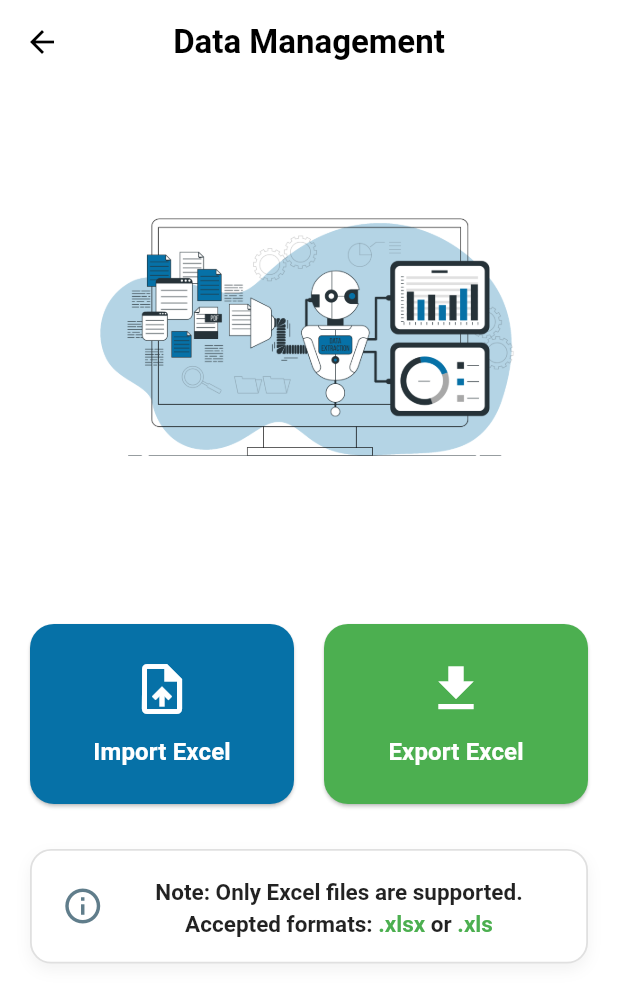
After one commit to Ali-Abdelnaser/Registrations-, a Flutter app: the DataManagementScreen screen opened directly, on a phone screen of 412 x 824 dp. The commit adds this screen. Shown: the top 1003 px of the screen. Run offline on Flutter 3.47's test engine with Material 3 defaults, Android fonts, the light colour scheme and no system bars; our stand-ins replace bloc, connectivity_plus, equatable, file_picker, flutter_bloc, flutter_svg and 3 more; missing offline and left inert: excel, mobile_scanner; accounts and stored records are empty; project files that could hold a hidden picture were left out.

Commit message:
Add Data Management Screen

```diff
--- /dev/null
+++ b/lib/presentation/screens/Data Management/data_management_screen.dart
@@ -0,0 +1,289 @@
+import 'package:flutter/material.dart';
+import 'package:flutter_bloc/flutter_bloc.dart';
+import 'package:file_picker/file_picker.dart';
+import 'package:registration/Logic/cubit/attendes_cubit.dart';
+import 'package:registration/Logic/cubit/attendes_state.dart';
+import 'package:registration/data/models/attendee.dart';
+import 'package:registration/core/constants/app_colors.dart';
+import 'package:registration/presentation/screens/Skeleton%20Loader/data_mangment_skeleton.dart';
+
+class DataManagementScreen extends StatelessWidget {
+  const DataManagementScreen({super.key});
+
+  @override
+  Widget build(BuildContext context) {
+    return Scaffold(
+      backgroundColor: Colors.white,
+      appBar: AppBar(
+        title: const Text(
+          "Data Management",
+          style: TextStyle(color: Colors.black, fontWeight: FontWeight.bold),
+        ),
+        centerTitle: true,
+        backgroundColor: Colors.white,
+        elevation: 0,
+        iconTheme: const IconThemeData(color: Colors.black),
+      ),
+      body: BlocBuilder<BranchMembersCubit, BranchMembersState>(
+        builder: (context, state) {
+          if (state is BranchMembersLoading) {
+            return const Center(child: DataManagementSkeleton());
+          }
+
+            if (state is BranchMembersError) {
+              return Scaffold(
+                backgroundColor: Colors.white,
+                body: Center(
+                  child: SingleChildScrollView(
+                    child: Column(
+                      mainAxisAlignment: MainAxisAlignment.center,
+                      children: [
+                        // صورة
+                        Center(
+                          child: Image.asset(
+                            "assets/img/error.png",
+                            height: 300,
+                          ),
+                        ),
+                        const SizedBox(height: 16),
+
+                        // رسالة الخطأ
+                        const Text(
+                          "There was an error",
+                          style: TextStyle(
+                            fontSize: 18,
+                            fontWeight: FontWeight.bold,
+                            color: Colors.black87,
+                          ),
+                        ),
+                        const SizedBox(height: 8),
+
+                        // التفاصيل (اختياري لو عايز تعرض state.message)
+                        Text(
+                          state.message,
+                          textAlign: TextAlign.center,
+                          style: const TextStyle(
+                            fontSize: 14,
+                            color: Colors.black54,
+                          ),
+                        ),
+                        const SizedBox(height: 24),
+
+                        // زرار ريفريش
+                        ElevatedButton.icon(
+                          onPressed: () {
+                            // إعادة تحميل الداتا
+                            context
+                                .read<BranchMembersCubit>()
+                                .loadBranchMembers();
+                          },
+                          icon: const Icon(Icons.refresh),
+                          label: const Text("Retry"),
+                          style: ElevatedButton.styleFrom(
+                            backgroundColor: AppColors.Blue,
+                            foregroundColor: Colors.white,
+                            shape: RoundedRectangleBorder(
+                              borderRadius: BorderRadius.circular(12),
+                            ),
+                            padding: const EdgeInsets.symmetric(
+                              horizontal: 24,
+                              vertical: 12,
+                            ),
+                          ),
+                        ),
+                      ],
+                    ),
+                  ),
+                ),
+              );
+            }
+
+          List<Attendee> members = [];
+          if (state is BranchMembersLoaded) {
+            members = state.members;
+          }
+
+          return RefreshIndicator(
+            onRefresh: () async {
+              context.read<BranchMembersCubit>().loadBranchMembers();
+            },
+            child: SingleChildScrollView(
+              physics: const AlwaysScrollableScrollPhysics(),
+              padding: const EdgeInsets.all(20),
+              child: Column(
+                children: [
+                  // ✅ صورة فوق
+                  Image.asset(
+                    "assets/img/data.png", // مسار الصورة بتاعتك
+                    height: 300,
+                  ),
+                  const SizedBox(height: 40),
+
+                  // ✅ زرارين جنب بعض
+                  Row(
+                    children: [
+                      Expanded(
+                        child: _buildSquareButton(
+                          context,
+                          icon: Icons.upload_file,
+                          label: "Import Excel",
+                          color: AppColors.Blue,
+                          onTap: () async {
+                            FilePickerResult? result = await FilePicker.platform
+                                .pickFiles(
+                                  type: FileType.custom,
+                                  allowedExtensions: ['xlsx', 'xls'],
+                                );
+
+                            if (result != null &&
+                                result.files.single.path != null) {
+                              final path = result.files.single.path!;
+                              context
+                                  .read<BranchMembersCubit>()
+                                  .importFromExcel(path);
+                            }
+                          },
+                        ),
+                      ),
+                      const SizedBox(width: 20),
+                      Expanded(
+                        child: _buildSquareButton(
+                          context,
+                          icon: Icons.download,
+                          label: "Export Excel",
+                          color: Colors.green,
+                          onTap: () async {
+                            if (members.isEmpty) {
+                              ScaffoldMessenger.of(context).showSnackBar(
+                                const SnackBar(
+                                  content: Text("No data to export!"),
+                                ),
+                              );
+                              return;
+                            }
+
+                            final path = await context
+                                .read<BranchMembersCubit>()
+                                .exportToExcel(members);
+
+                            if (path != null && context.mounted) {
+                              ScaffoldMessenger.of(context).showSnackBar(
+                                SnackBar(
+                                  content: Text(
+                                    "Excel exported successfully:\n$path",
+                                  ),
+                                ),
+                              );
+                            }
+                          },
+                        ),
+                      ),
+                    ],
+                  ),
+
+                  // ✅ Container تنبيه
+                  Container(
+                    width: double.infinity,
+                    padding: const EdgeInsets.symmetric(
+                      vertical: 16,
+                      horizontal: 20,
+                    ),
+                    margin: const EdgeInsets.only(top: 30),
+                    decoration: BoxDecoration(
+                      color: Colors.white,
+                      borderRadius: BorderRadius.circular(14),
+                      border: Border.all(
+                        color: Colors.grey.shade300,
+                        width: 1.2,
+                      ),
+                      boxShadow: [
+                        BoxShadow(
+                          color: Colors.black.withOpacity(0.05),
+                          blurRadius: 8,
+                          offset: const Offset(0, 4),
+                        ),
+                      ],
+                    ),
+                    child: Row(
+                      crossAxisAlignment: CrossAxisAlignment.center,
+                      children: [
+                        Icon(
+                          Icons.info_outline,
+                          color: Colors.blueGrey,
+                          size: 28,
+                        ),
+                        SizedBox(width: 12),
+                        Expanded(
+                          child: RichText(
+                            textAlign: TextAlign.center,
+                            text: TextSpan(
+                              style: const TextStyle(
+                                color: Colors.black87,
+                                fontSize: 15,
+                                fontWeight: FontWeight.w600,
+                                height: 1.4,
+                              ),
+                              children: [
+                                const TextSpan(
+                                  text:
+                                      "Note: Only Excel files are supported.\nAccepted formats: ",
+                                ),
+                                TextSpan(
+                                  text: ".xlsx",
+                                  style: const TextStyle(color: Colors.green),
+                                ),
+                                const TextSpan(text: " or "),
+                                TextSpan(
+                                  text: ".xls",
+                                  style: const TextStyle(color: Colors.green),
+                                ),
+                              ],
+                            ),
+                          ),
+                        ),
+                      ],
+                    ),
+                  ),
+                ],
+              ),
+            ),
+          );
+        },
+      ),
+    );
+  }
+
+  Widget _buildSquareButton(
+    BuildContext context, {
+    required IconData icon,
+    required String label,
+    required Color color,
+    required VoidCallback onTap,
+  }) {
+    return SizedBox(
+      height: 120,
+      child: ElevatedButton(
+        style: ElevatedButton.styleFrom(
+          backgroundColor: color,
+          foregroundColor: Colors.white,
+          shape: RoundedRectangleBorder(
+            borderRadius: BorderRadius.circular(16),
+          ),
+          padding: const EdgeInsets.all(16),
+        ),
+        onPressed: onTap,
+        child: Column(
+          mainAxisAlignment: MainAxisAlignment.center,
+          children: [
+            Icon(icon, size: 40),
+            const SizedBox(height: 10),
+            Text(
+              label,
+              style: const TextStyle(fontSize: 16, fontWeight: FontWeight.bold),
+            ),
+          ],
+        ),
+      ),
+    );
+  }
+}
--- a/pubspec.yaml
+++ b/pubspec.yaml
@@ -32,6 +32,7 @@ dependencies:
   cupertino_icons: ^1.0.8
   equatable: ^2.0.7
   excel: ^4.0.6
+  file_picker: ^10.3.2
   file_saver: ^0.3.1
   flutter:
     sdk: flutter
@@ -63,6 +64,7 @@ flutter:
   assets:
     - assets/img/
     - assets\img\search.png
+    - assets\img\data.png
     - assets/icons/
   # An image asset can refer to one or more resolution-specific "variants", see
   # https://flutter.dev/to/resolution-aware-images
```
Also changed, not shown: lib/Logic/cubit/attendes_cubit.dart (+31 -6 lines), lib/data/repositories/attendee_repository.dart (+37 -23 lines), lib/data/services/excel_service.dart (added, +111 -0 lines), lib/presentation/screens/Add Member/add_member.dart (+9 -0 lines), lib/presentation/screens/Home Page/home_page.dart (+4 -3 lines), lib/presentation/screens/Skeleton Loader/data_mangment_skeleton.dart (added, +60 -0 lines), pubspec.lock, 1 other file.
